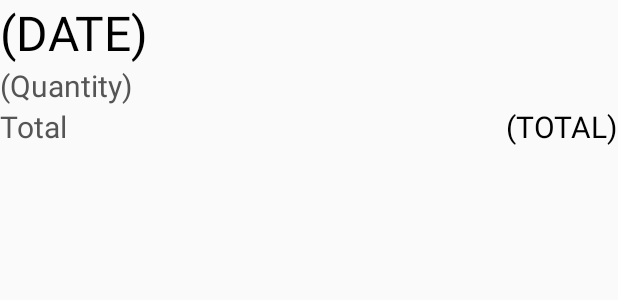
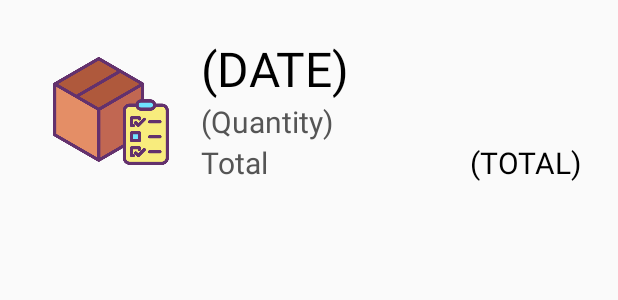
Before and after one commit to Troy1010/GroceryGo, an Android app: the layout item_order_history.xml on its own in the app's theme, with its tools: preview values and no code run, on a phone screen of 412 x 824 dp. Shown: the top 300 px of the screen. Run offline under Robolectric (Android 15) with nearby library versions, the phone set to English and light mode, and no system bars; network calls fail.

Commit message:
OrderHistory prettified

```diff
--- a/app/src/main/java/com/example/grocerygo/activities_and_frags/ActivityOrderHistory.kt
+++ b/app/src/main/java/com/example/grocerygo/activities_and_frags/ActivityOrderHistory.kt
@@ -62,9 +62,9 @@ class ActivityOrderHistory : GGToolbarActivity(layout = R.layout.activity_order_
 
     override fun bindRecyclerItemView(view: View, i: Int) {
         val orderSummary = OrderSummary(orders[i].products)
-        view.text_view_quantity_value.text = orderSummary.totalQuantity.toString()
+        view.text_view_date_value.text = orders[i].date?.take(10)
+        view.text_view_quantity_value.text = "${orderSummary.totalQuantity} item(s)"
         view.text_view_grand_total_value.text = DisplayMoney(orderSummary.grandTotal)
-        view.text_view_date_value.text = orders[i].date
     }
 
     override fun getRecyclerDataSize(): Int {
--- a/app/src/main/res/layout/item_order_history.xml
+++ b/app/src/main/res/layout/item_order_history.xml
@@ -2,36 +2,47 @@
 <androidx.constraintlayout.widget.ConstraintLayout xmlns:android="http://schemas.android.com/apk/res/android"
     xmlns:app="http://schemas.android.com/apk/res-auto"
     android:layout_width="match_parent"
-    android:layout_height="wrap_content">
+    android:layout_height="wrap_content"
+    android:padding="24dp">
+
+    <ImageView
+        android:src="@drawable/ic_order_box"
+        android:layout_margin="10dp"
+        android:id="@+id/image_view_order_history_item"
+        android:layout_width="80dp"
+        android:layout_height="80dp"
+        app:layout_constraintStart_toStartOf="parent"
+        app:layout_constraintTop_toTopOf="parent" />
+
     <TextView
-        android:text="(DATE)"
-        android:textSize="32sp"
-        app:layout_constraintStart_toStartOf="parent"
-        app:layout_constraintBottom_toTopOf="@id/text_view_quantity_value"
+        android:layout_marginLeft="20dp"
         android:id="@+id/text_view_date_value"
         android:layout_width="wrap_content"
         android:layout_height="wrap_content"
-        />
+        android:text="(DATE)"
+        android:textSize="32sp"
+        app:layout_constraintTop_toTopOf="parent"
+        app:layout_constraintStart_toEndOf="@id/image_view_order_history_item" />
 
     <TextView
         android:id="@+id/text_view_quantity_value"
         android:layout_width="wrap_content"
         android:layout_height="wrap_content"
         android:text="(Quantity)"
+        android:textColor="?colorVsBackgroundSoft"
         android:textSize="20sp"
-        android:textColor="?colorVsBackgroundSoft"
-        app:layout_constraintBottom_toTopOf="@id/text_view_grand_total_title"
-        app:layout_constraintStart_toStartOf="parent"/>
+        app:layout_constraintTop_toBottomOf="@id/text_view_date_value"
+        app:layout_constraintStart_toStartOf="@id/text_view_date_value" />
 
     <TextView
         android:id="@+id/text_view_grand_total_title"
         android:layout_width="wrap_content"
         android:layout_height="wrap_content"
         android:text="Total"
+        android:textColor="?colorVsBackgroundSoft"
         android:textSize="20sp"
-        android:textColor="?colorVsBackgroundSoft"
-        app:layout_constraintBottom_toBottomOf="parent"
-        app:layout_constraintStart_toStartOf="parent" />
+        app:layout_constraintTop_toBottomOf="@id/text_view_quantity_value"
+        app:layout_constraintStart_toStartOf="@id/text_view_date_value"  />
 
     <TextView
         android:id="@+id/text_view_grand_total_value"
@@ -39,7 +50,7 @@
         android:layout_height="wrap_content"
         android:text="(TOTAL)"
         android:textSize="20sp"
-        app:layout_constraintBottom_toBottomOf="parent"
+        app:layout_constraintBottom_toBottomOf="@id/text_view_grand_total_title"
         app:layout_constraintEnd_toEndOf="parent" />
 
 </androidx.constraintlayout.widget.ConstraintLayout>
```
Also changed, not shown: app/src/main/res/drawable/ic_order_box.png (added).
